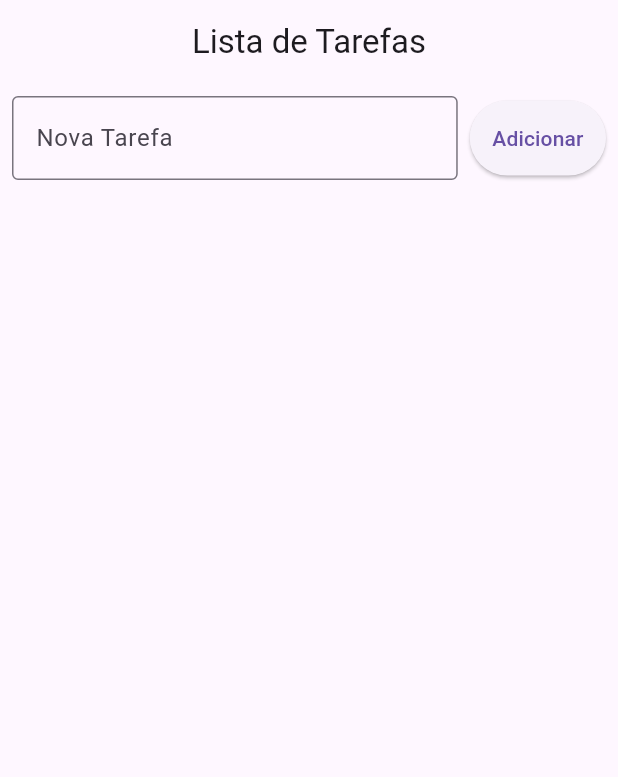
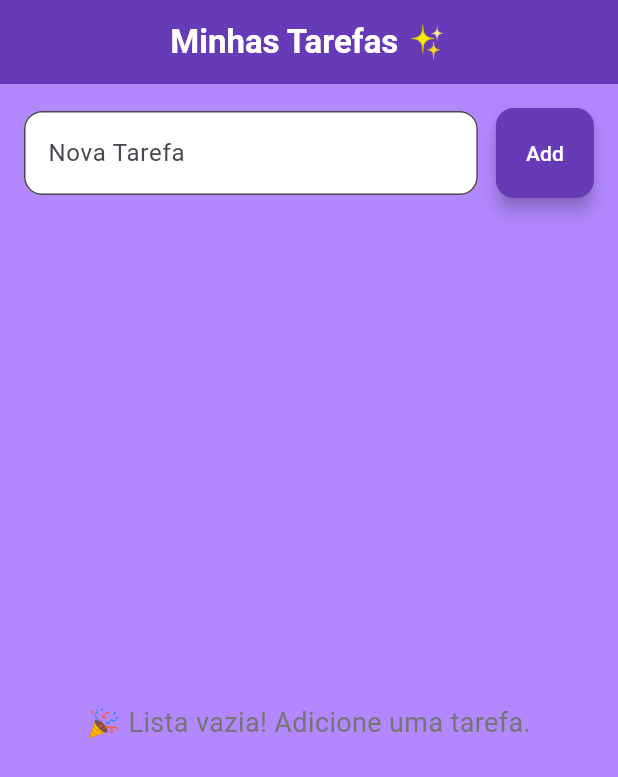
Before and after one commit to KevinSilva121/ToDoList_LocalStorageBrowser, a Flutter app: the screen it shows after launch, on a phone screen of 412 x 824 dp. Shown: the top 777 px of the screen. Run offline on Flutter 3.47's test engine with Material 3 defaults, Android fonts, the phone set to English and light mode, and no system bars; our stand-ins replace shared_preferences.

Commit message:
add design a lista

```diff
--- a/meu_primeiro_app/lib/main.dart
+++ b/meu_primeiro_app/lib/main.dart
@@ -125,20 +125,38 @@ class _TodoListScreenState extends State<TodoListScreen> {
 
   @override
   Widget build(BuildContext context) {
+  // Define o esquema de cores para um design mais limpo
+  final Color primaryColor = Colors.deepPurple;
+  final Color accentColor = Colors.deepPurpleAccent.shade100;
+
   return Scaffold(
-      appBar: AppBar(title: const Text('Lista de Tarefas'), centerTitle: true),
+    // Estiliza a AppBar com o degradê
+    appBar: AppBar(
+      title: const Text('Minhas Tarefas ✨', style: TextStyle(fontWeight: FontWeight.bold, color: Colors.white)),
+      centerTitle: true,
+      backgroundColor: primaryColor,
+      elevation: 0, // Remove a sombra
+    ),
+
+    // Adiciona um fundo mais suave
+    backgroundColor: accentColor,
+
     body: Column(
       children: <Widget>[
+        // Área de Input (A mesma lógica, mas com um padding maior)
         Padding(
-            padding: const EdgeInsets.all(8.0),
+          padding: const EdgeInsets.only(left: 16.0, right: 16.0, top: 16.0, bottom: 8.0),
           child: Row(
             children: <Widget>[
               Expanded(
                 child: TextField(
                   controller: _taskController,
-                    decoration: const InputDecoration(
+                  decoration: InputDecoration(
                     labelText: 'Nova Tarefa',
-                      border: OutlineInputBorder(),
+                    hintText: 'Ex: Estudar Flutter e Dart',
+                    border: OutlineInputBorder(borderRadius: BorderRadius.circular(12)),
+                    filled: true,
+                    fillColor: Colors.white,
                   ),
                   onSubmitted: (value) {
                     if (value.isNotEmpty) {
@@ -147,7 +165,8 @@ class _TodoListScreenState extends State<TodoListScreen> {
                   },
                 ),
               ),
-                const SizedBox(width: 8.0),
+              const SizedBox(width: 12.0),
+              // Botão com formato mais moderno
               ElevatedButton(
                 onPressed: () {
                   if (_taskController.text.isNotEmpty) {
@@ -155,36 +174,66 @@ class _TodoListScreenState extends State<TodoListScreen> {
                   }
                 },
                 style: ElevatedButton.styleFrom(
-                    padding: const EdgeInsets.all(15),
+                  backgroundColor: primaryColor,
+                  foregroundColor: Colors.white,
+                  shape: RoundedRectangleBorder(borderRadius: BorderRadius.circular(12)),
+                  padding: const EdgeInsets.symmetric(horizontal: 20, vertical: 20),
+                  elevation: 5,
                 ),
-                  child: const Text('Adicionar'),
+                child: const Text('Add'),
               ),
             ],
           ),
         ),
+
+        // Lista de Tarefas (Usando o Card para um visual mais atraente)
         Expanded(
-            child: ListView.builder(
+          child: todos.isEmpty
+              ? Center(
+                  child: Text(
+                    '🎉 Lista vazia! Adicione uma tarefa.',
+                    style: TextStyle(fontSize: 18, color: Colors.grey.shade600),
+                  ),
+                )
+              : ListView.builder(
+                  padding: const EdgeInsets.only(top: 8.0, left: 8.0, right: 8.0),
                   itemCount: todos.length,
                   itemBuilder: (context, index) {
                     final todo = todos[index];
-                return ListTile(
+                    return Card(
+                      margin: const EdgeInsets.symmetric(vertical: 6.0, horizontal: 8.0),
+                      elevation: 4, // Adiciona uma sombra agradável
+                      shape: RoundedRectangleBorder(borderRadius: BorderRadius.circular(15)),
+                      child: ListTile(
+                        contentPadding: const EdgeInsets.symmetric(horizontal: 10.0, vertical: 4.0),
+
+                        // Checkbox customizado
+                        leading: Transform.scale(
+                          scale: 1.2,
+                          child: Checkbox(
+                            value: todo.isDone,
+                            onChanged: (bool? value) => _toggleTodo(todo),
+                            activeColor: primaryColor,
+                            shape: const CircleBorder(),
+                          ),
+                        ),
+
+                        // Título da Tarefa
                         title: Text(
                           todo.title,
                           style: TextStyle(
-                      decoration: todo.isDone
-                          ? TextDecoration.lineThrough
-                          : null,
+                            fontSize: 16,
+                            fontWeight: todo.isDone ? FontWeight.w500 : FontWeight.bold,
+                            color: todo.isDone ? Colors.grey.shade600 : Colors.black87,
+                            decoration: todo.isDone ? TextDecoration.lineThrough : null,
                           ),
                         ),
-                  leading: Checkbox(
-                    value: todo.isDone,
-                    onChanged: (bool? value) {
-                      _toggleTodo(todo);
-                    },
+
+                        // Ícone de Excluir
+                        trailing: IconButton(
+                          icon: Icon(Icons.delete_outline, color: Colors.red.shade400),
+                          onPressed: () => _removeTodo(index),
                         ),
-                  trailing: IconButton(
-                    icon: const Icon(Icons.delete, color: Colors.red),
-                    onPressed: () => _removeTodo(index),
                       ),
                     );
                   },
```
Also changed, not shown: 2 other files. Lines whose indentation alone changed are shown as unchanged.
